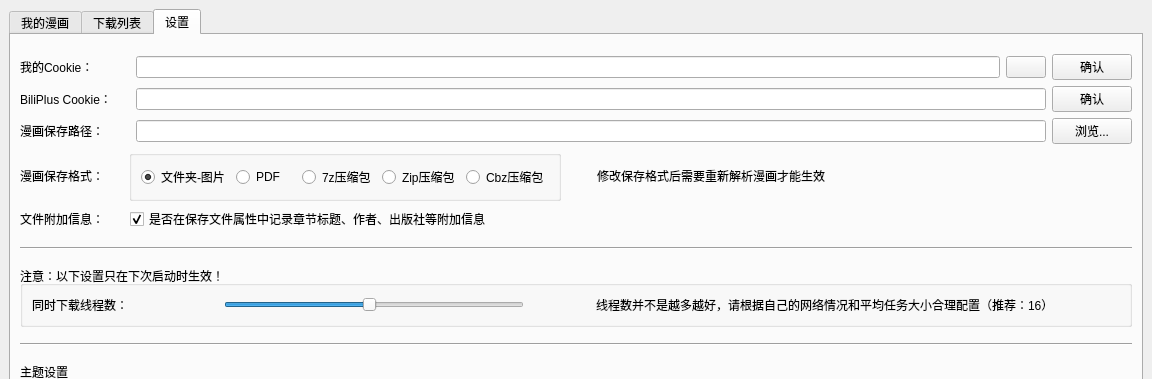
Zeal-L/BiliBili-Manga-Downloader, file src/ui/PySide_src/mainWindow_mac.ui: the form before one commit; both pictures show x 0 to 1152 and y 0 to 379 of the 1152 by 699 pixel window.
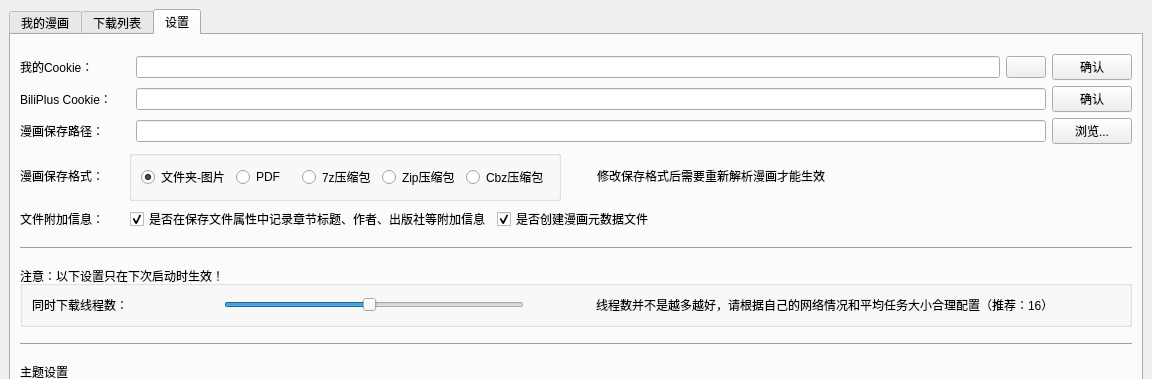
The form after the commit. The open tabs and pages were chosen to show the change. Icons and pictures are not drawn.

Commit message: ✨ 添加是否创建元数据文件的选项

```diff
--- a/src/ui/PySide_src/mainWindow_mac.ui
+++ b/src/ui/PySide_src/mainWindow_mac.ui
@@ -1040,7 +1040,7 @@
          </layout>
         </item>
         <item>
-         <layout class="QHBoxLayout" name="horizontalLayout_5" stretch="0,0,0,0">
+         <layout class="QHBoxLayout" name="horizontalLayout_5" stretch="0,0,0,0,0">
           <item>
            <widget class="QLabel" name="label_6">
             <property name="sizePolicy">
@@ -1086,6 +1086,16 @@
             </property>
            </widget>
           </item>
+          <item>
+           <widget class="QCheckBox" name="checkBox_save_meta">
+            <property name="text">
+             <string>是否创建漫画元数据文件</string>
+            </property>
+            <property name="checked">
+             <bool>true</bool>
+            </property>
+           </widget>
+          </item>
           <item>
            <spacer name="horizontalSpacer_12">
             <property name="orientation">
```
Left out of the diff: 88 changed lines with no effect on the pictures. The commit also changes 16 other files.
